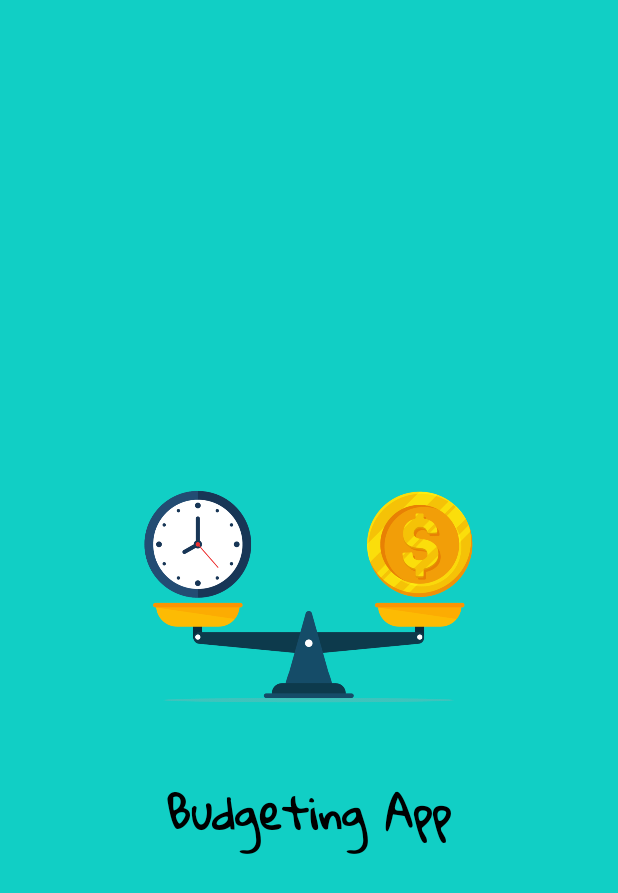
After one commit to Princeyyyy/Budgeting-App, an Android app: the layout splash_screen.xml on its own in the app's theme, with its tools: preview values and no code run, on a phone screen of 412 x 824 dp. The commit adds this screen. Shown: the top 893 px of the screen. Run offline under Robolectric (Android 15) with nearby library versions, the phone set to English and light mode, and no system bars.

Commit message:
finshed splash_screen

```diff
--- a/app/build.gradle
+++ b/app/build.gradle
@@ -30,10 +30,14 @@ android {
 
 dependencies {
 
-    implementation 'androidx.appcompat:appcompat:1.2.0'
+    implementation 'androidx.appcompat:appcompat:1.3.0'
     implementation 'com.google.android.material:material:1.3.0'
     implementation 'androidx.constraintlayout:constraintlayout:2.0.4'
     testImplementation 'junit:junit:4.+'
     androidTestImplementation 'androidx.test.ext:junit:1.1.2'
     androidTestImplementation 'androidx.test.espresso:espresso-core:3.3.0'
+
+    //ButterKnife
+    implementation 'com.jakewharton:butterknife:10.2.0'
+    annotationProcessor 'com.jakewharton:butterknife-compiler:10.2.0'
 }
--- a/app/src/main/AndroidManifest.xml
+++ b/app/src/main/AndroidManifest.xml
@@ -9,7 +9,8 @@
         android:roundIcon="@mipmap/ic_launcher_round"
         android:supportsRtl="true"
         android:theme="@style/Theme.BudgetingApp">
-        <activity android:name=".MainActivity">
+        <activity android:name=".LoginActivity"></activity>
+        <activity android:name=".Splash_ScreenActivity">
             <intent-filter>
                 <action android:name="android.intent.action.MAIN" />
 
--- a/app/src/main/java/com/example/budgeting_app/MainActivity.java
+++ b/app/src/main/java/com/example/budgeting_app/LoginActivity.java
@@ -4,11 +4,11 @@ import androidx.appcompat.app.AppCompatActivity;
 
 import android.os.Bundle;
 
-public class MainActivity extends AppCompatActivity {
+public class LoginActivity extends AppCompatActivity {
 
     @Override
     protected void onCreate(Bundle savedInstanceState) {
         super.onCreate(savedInstanceState);
-        setContentView(R.layout.activity_main);
+        setContentView(R.layout.activity_login);
     }
 }
--- /dev/null
+++ b/app/src/main/res/layout/splash_screen.xml
@@ -0,0 +1,30 @@
+<?xml version="1.0" encoding="utf-8"?>
+<LinearLayout xmlns:android="http://schemas.android.com/apk/res/android"
+    xmlns:app="http://schemas.android.com/apk/res-auto"
+    xmlns:tools="http://schemas.android.com/tools"
+    android:layout_width="match_parent"
+    android:layout_height="match_parent"
+    android:orientation="vertical"
+    android:gravity="center"
+    android:background="@color/register_bk_color"
+    tools:context=".Splash_ScreenActivity">
+
+    <ImageView
+        android:id="@+id/appImage"
+        android:layout_width="250dp"
+        android:layout_height="250dp"
+        android:layout_gravity="center"
+        android:src="@drawable/image2"/>
+
+    <TextView
+        android:id="@+id/appName"
+        android:layout_width="wrap_content"
+        android:layout_height="wrap_content"
+        android:fontFamily="@font/gloria_hallelujah"
+        android:text="Budgeting App"
+        android:textColor="@color/black"
+        android:textSize="28sp"
+        android:textStyle="bold"
+        android:layout_marginTop="10dp"/>
+
+</LinearLayout>
--- a/app/src/main/res/values-night/themes.xml
+++ b/app/src/main/res/values-night/themes.xml
@@ -1,6 +1,6 @@
 <resources xmlns:tools="http://schemas.android.com/tools">
     <!-- Base application theme. -->
-    <style name="Theme.BudgetingApp" parent="Theme.MaterialComponents.DayNight.DarkActionBar">
+    <style name="Theme.BudgetingApp" parent="Theme.MaterialComponents.DayNight.NoActionBar">
         <!-- Primary brand color. -->
         <item name="colorPrimary">@color/purple_200</item>
         <item name="colorPrimaryVariant">@color/purple_700</item>
--- a/app/src/main/res/values/colors.xml
+++ b/app/src/main/res/values/colors.xml
@@ -7,4 +7,5 @@
     <color name="teal_700">#FF018786</color>
     <color name="black">#FF000000</color>
     <color name="white">#FFFFFFFF</color>
+    <color name="register_bk_color">#11CFC5</color>
 </resources>
--- a/app/src/main/res/values/themes.xml
+++ b/app/src/main/res/values/themes.xml
@@ -1,6 +1,6 @@
 <resources xmlns:tools="http://schemas.android.com/tools">
     <!-- Base application theme. -->
-    <style name="Theme.BudgetingApp" parent="Theme.MaterialComponents.DayNight.DarkActionBar">
+    <style name="Theme.BudgetingApp" parent="Theme.MaterialComponents.DayNight.NoActionBar">
         <!-- Primary brand color. -->
         <item name="colorPrimary">@color/purple_500</item>
         <item name="colorPrimaryVariant">@color/purple_700</item>
```
Also changed, not shown: app/src/main/java/com/example/budgeting_app/Splash_ScreenActivity.java (added, +46 -0 lines), app/src/main/res/anim/animation.xml (added, +15 -0 lines), app/src/main/res/layout/activity_login.xml (added, +15 -0 lines), app/src/main/res/layout/activity_main.xml (deleted, +0 -18 lines), app/src/main/res/drawable-v24/image2.png (added), app/src/main/res/font/gloria_hallelujah.ttf (added), 1 other file.
